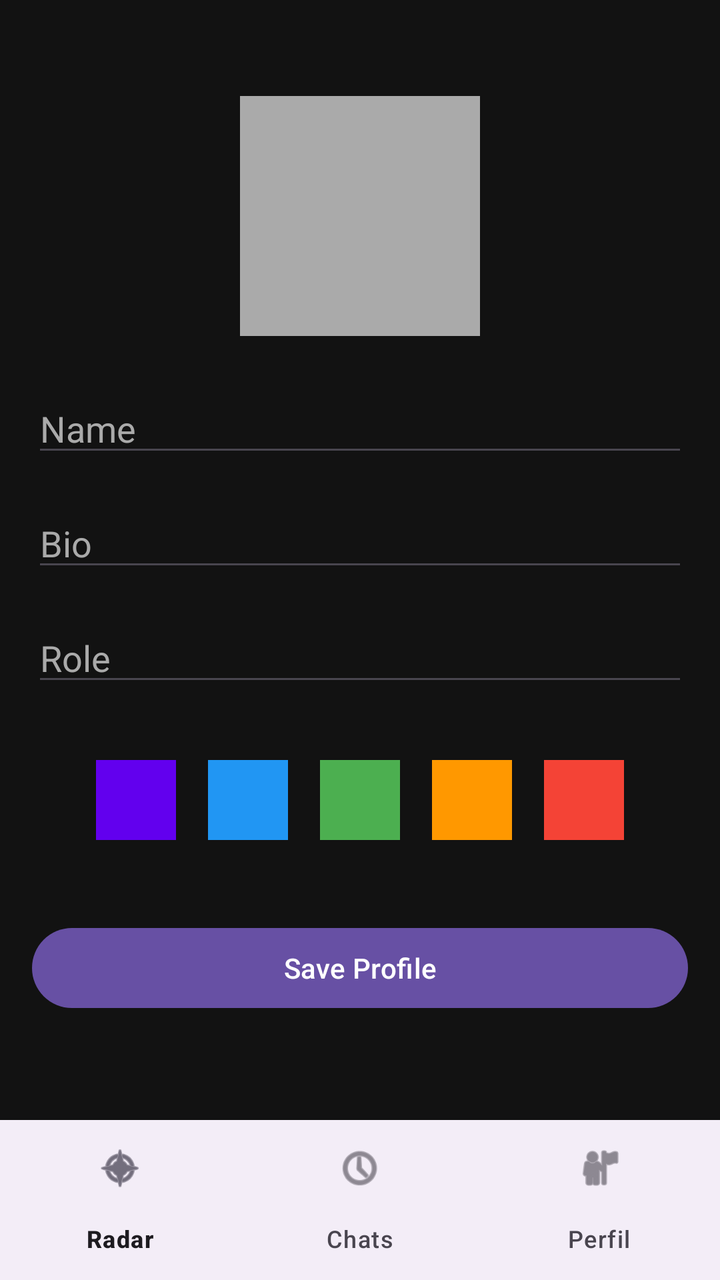
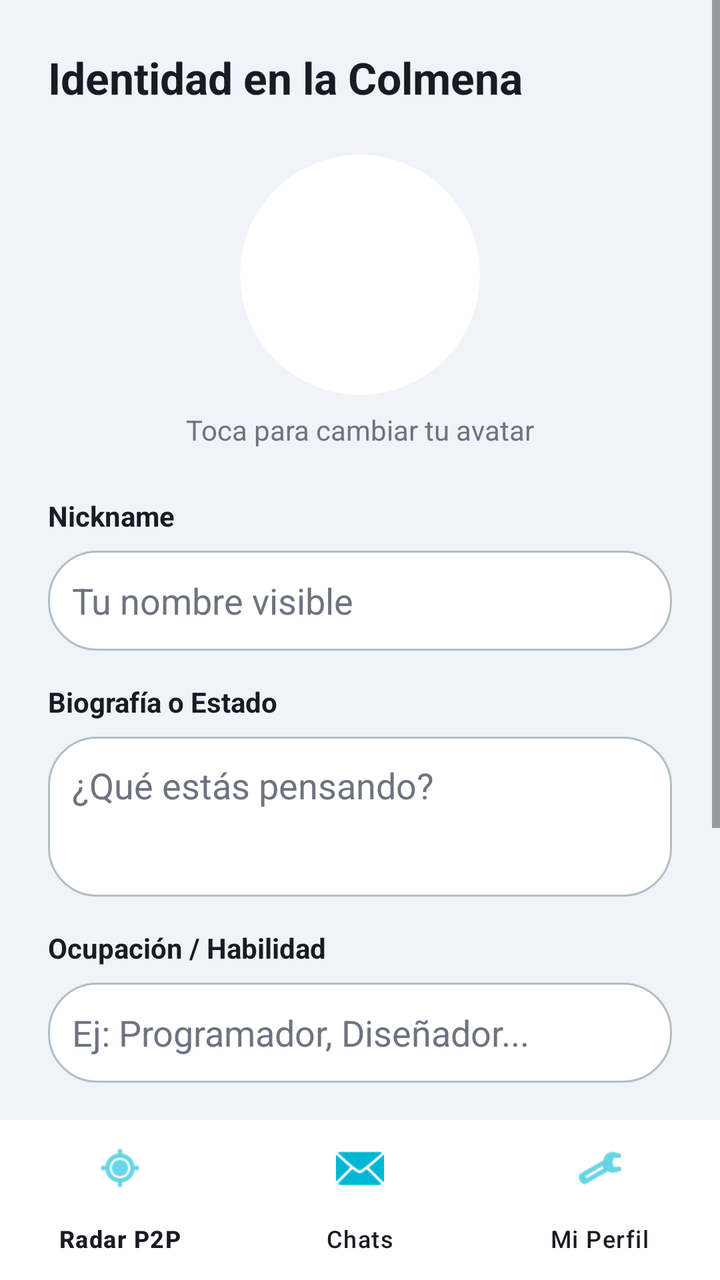

An Android layout rendered at two revisions. The XML below is the earlier revision; the diff shows what the commit changed to produce the second picture.
<!-- AndroidManifest.xml: application theme Theme.Nexu -->
<!-- res/layout/activity_profile.xml -->
<?xml version="1.0" encoding="utf-8"?>
<androidx.constraintlayout.widget.ConstraintLayout xmlns:android="http://schemas.android.com/apk/res/android"
    xmlns:app="http://schemas.android.com/apk/res-auto"
    android:layout_width="match_parent"
    android:layout_height="match_parent"
    android:background="#121212">

    <ScrollView
        android:layout_width="match_parent"
        android:layout_height="0dp"
        app:layout_constraintTop_toTopOf="parent"
        app:layout_constraintBottom_toTopOf="@id/bottom_navigation">

        <LinearLayout
            android:layout_width="match_parent"
            android:layout_height="wrap_content"
            android:orientation="vertical"
            android:padding="16dp"
            android:gravity="center_horizontal">

            <ImageView
                android:id="@+id/etAvatar"
                android:layout_width="120dp"
                android:layout_height="120dp"
                android:layout_marginTop="32dp"
                android:background="@android:color/darker_gray"
                android:scaleType="centerCrop" />

            <EditText
                android:id="@+id/etName"
                android:layout_width="match_parent"
                android:layout_height="wrap_content"
                android:layout_marginTop="24dp"
                android:hint="Name"
                android:textColor="#FFFFFF"
                android:textColorHint="#AAAAAA" />

            <EditText
                android:id="@+id/etBio"
                android:layout_width="match_parent"
                android:layout_height="wrap_content"
                android:layout_marginTop="16dp"
                android:hint="Bio"
                android:textColor="#FFFFFF"
                android:textColorHint="#AAAAAA" />

            <EditText
                android:id="@+id/etRole"
                android:layout_width="match_parent"
                android:layout_height="wrap_content"
                android:layout_marginTop="16dp"
                android:hint="Role"
                android:textColor="#FFFFFF"
                android:textColorHint="#AAAAAA" />

            <LinearLayout
                android:layout_width="wrap_content"
                android:layout_height="wrap_content"
                android:layout_marginTop="24dp"
                android:orientation="horizontal">

                <View
                    android:id="@+id/colorPurple"
                    android:layout_width="40dp"
                    android:layout_height="40dp"
                    android:layout_margin="8dp"
                    android:background="#FF6200EE" />

                <View
                    android:id="@+id/colorBlue"
                    android:layout_width="40dp"
                    android:layout_height="40dp"
                    android:layout_margin="8dp"
                    android:background="#2196F3" />

                <View
                    android:id="@+id/colorGreen"
                    android:layout_width="40dp"
                    android:layout_height="40dp"
                    android:layout_margin="8dp"
                    android:background="#4CAF50" />

                <View
                    android:id="@+id/colorOrange"
                    android:layout_width="40dp"
                    android:layout_height="40dp"
                    android:layout_margin="8dp"
                    android:background="#FF9800" />

                <View
                    android:id="@+id/colorRed"
                    android:layout_width="40dp"
                    android:layout_height="40dp"
                    android:layout_margin="8dp"
                    android:background="#F44336" />
            </LinearLayout>

            <Button
                android:id="@+id/btnSaveProfile"
                android:layout_width="match_parent"
                android:layout_height="wrap_content"
                android:layout_marginTop="32dp"
                android:text="Save Profile" />

        </LinearLayout>
    </ScrollView>

    <com.google.android.material.bottomnavigation.BottomNavigationView
        android:id="@+id/bottom_navigation"
        android:layout_width="match_parent"
        android:layout_height="wrap_content"
        app:menu="@menu/bottom_nav_menu"
        app:layout_constraintBottom_toBottomOf="parent" />

</androidx.constraintlayout.widget.ConstraintLayout>
<!-- resources referenced by this layout -->
<resources>
  <style name="Theme.Nexu" parent="Base.Theme.Nexu" />
  <style name="Base.Theme.Nexu" parent="Theme.Material3.DayNight.NoActionBar">
      </style>
</resources>

<!-- the commit's change to res/layout/activity_profile.xml (unified diff, before → after) -->
@@ -3,104 +3,144 @@
     xmlns:app="http://schemas.android.com/apk/res-auto"
     android:layout_width="match_parent"
     android:layout_height="match_parent"
-    android:background="#121212">
+    android:background="@color/background_main">
 
     <ScrollView
         android:layout_width="match_parent"
         android:layout_height="0dp"
+        android:fillViewport="true"
         app:layout_constraintTop_toTopOf="parent"
-        app:layout_constraintBottom_toTopOf="@id/bottom_navigation">
+        app:layout_constraintBottom_toTopOf="@+id/bottom_navigation">
 
         <LinearLayout
             android:layout_width="match_parent"
             android:layout_height="wrap_content"
             android:orientation="vertical"
-            android:padding="16dp"
-            android:gravity="center_horizontal">
+            android:padding="24dp">
+
+            <TextView
+                android:id="@+id/tvProfileTitle"
+                android:layout_width="match_parent"
+                android:layout_height="wrap_content"
+                android:text="Identidad en la Colmena"
+                android:textColor="@color/text_primary"
+                android:textSize="22sp"
+                android:textStyle="bold"
+                android:layout_marginBottom="24dp"/>
 
             <ImageView
                 android:id="@+id/etAvatar"
                 android:layout_width="120dp"
                 android:layout_height="120dp"
-                android:layout_marginTop="32dp"
-                android:background="@android:color/darker_gray"
-                android:scaleType="centerCrop" />
+                android:background="@drawable/circle_background"
+                android:backgroundTint="@color/surface_card"
+                android:scaleType="centerCrop"
+                android:layout_gravity="center"
+                android:layout_marginBottom="8dp"
+                android:clickable="true"
+                android:focusable="true"/>
+
+            <TextView
+                android:layout_width="wrap_content"
+                android:layout_height="wrap_content"
+                android:text="Toca para cambiar tu avatar"
+                android:textColor="@color/text_secondary"
+                android:layout_gravity="center"
+                android:layout_marginBottom="24dp"
+                android:textSize="14sp"/>
+
+            <TextView
+                android:layout_width="wrap_content"
+                android:layout_height="wrap_content"
+                android:text="Nickname"
+                android:textColor="@color/text_primary"
+                android:layout_marginBottom="8dp"
+                android:textStyle="bold"/>
 
             <EditText
                 android:id="@+id/etName"
                 android:layout_width="match_parent"
+                android:layout_height="50dp"
+                android:background="@drawable/edittext_rounded"
+                android:hint="Tu nombre visible"
+                android:textColorHint="@color/text_secondary"
+                android:textColor="@color/text_primary"
+                android:padding="12dp"
+                android:layout_marginBottom="16dp"/>
+
+            <TextView
+                android:layout_width="wrap_content"
                 android:layout_height="wrap_content"
-                android:layout_marginTop="24dp"
-                android:hint="Name"
-                android:textColor="#FFFFFF"
-                android:textColorHint="#AAAAAA" />
+                android:text="Biografía o Estado"
+                android:textColor="@color/text_primary"
+                android:layout_marginBottom="8dp"
+                android:textStyle="bold"/>
 
             <EditText
                 android:id="@+id/etBio"
                 android:layout_width="match_parent"
                 android:layout_height="wrap_content"
-                android:layout_marginTop="16dp"
-                android:hint="Bio"
-                android:textColor="#FFFFFF"
-                android:textColorHint="#AAAAAA" />
+                android:minHeight="80dp"
+                android:background="@drawable/edittext_rounded"
+                android:gravity="top|start"
+                android:hint="¿Qué estás pensando?"
+                android:textColorHint="@color/text_secondary"
+                android:textColor="@color/text_primary"
+                android:padding="12dp"
+                android:inputType="textMultiLine"
+                android:layout_marginBottom="16dp"/>
+
+            <TextView
+                android:layout_width="wrap_content"
+                android:layout_height="wrap_content"
+                android:text="Ocupación / Habilidad"
+                android:textColor="@color/text_primary"
+                android:layout_marginBottom="8dp"
+                android:textStyle="bold"/>
 
             <EditText
                 android:id="@+id/etRole"
                 android:layout_width="match_parent"
+                android:layout_height="50dp"
+                android:background="@drawable/edittext_rounded"
+                android:hint="Ej: Programador, Diseñador..."
+                android:textColorHint="@color/text_secondary"
+                android:textColor="@color/text_primary"
+                android:padding="12dp"
+                android:layout_marginBottom="24dp"/>
+
+            <TextView
+                android:layout_width="wrap_content"
                 android:layout_height="wrap_content"
-                android:layout_marginTop="16dp"
-                android:hint="Role"
-                android:textColor="#FFFFFF"
-                android:textColorHint="#AAAAAA" />
+                android:text="Color de Nodo (Aura)"
+                android:textColor="@color/text_primary"
+                android:layout_marginBottom="12dp"
+                android:textStyle="bold"/>
 
             <LinearLayout
-                android:layout_width="wrap_content"
+                android:layout_width="match_parent"
                 android:layout_height="wrap_content"
-                android:layout_marginTop="24dp"
-                android:orientation="horizontal">
+                android:orientation="horizontal"
+                android:gravity="center"
+                android:layout_marginBottom="32dp">
 
-                <View
-                    android:id="@+id/colorPurple"
-                    android:layout_width="40dp"
-                    android:layout_height="40dp"
-                    android:layout_margin="8dp"
-                    android:background="#FF6200EE" />
-
-                <View
-                    android:id="@+id/colorBlue"
-                    android:layout_width="40dp"
-                    android:layout_height="40dp"
-                    android:layout_margin="8dp"
-                    android:background="#2196F3" />
-
-                <View
-                    android:id="@+id/colorGreen"
-                    android:layout_width="40dp"
-                    android:layout_height="40dp"
-                    android:layout_margin="8dp"
-                    android:background="#4CAF50" />
-
-                <View
-                    android:id="@+id/colorOrange"
-                    android:layout_width="40dp"
-                    android:layout_height="40dp"
-                    android:layout_margin="8dp"
-                    android:background="#FF9800" />
-
-                <View
-                    android:id="@+id/colorRed"
-                    android:layout_width="40dp"
-                    android:layout_height="40dp"
-                    android:layout_margin="8dp"
-                    android:background="#F44336" />
+                <View android:id="@+id/colorPurple" android:layout_width="45dp" android:layout_height="45dp" android:background="@drawable/circle_background" android:backgroundTint="#FF6200EE" android:layout_marginEnd="8dp" android:alpha="0.3"/>
+                <View android:id="@+id/colorBlue" android:layout_width="45dp" android:layout_height="45dp" android:background="@drawable/circle_background" android:backgroundTint="#2196F3" android:layout_marginEnd="8dp" android:alpha="0.3"/>
+                <View android:id="@+id/colorCyan" android:layout_width="45dp" android:layout_height="45dp" android:background="@drawable/circle_background" android:backgroundTint="#00BCD4" android:layout_marginEnd="8dp" android:alpha="0.3"/>
+                <View android:id="@+id/colorGreen" android:layout_width="45dp" android:layout_height="45dp" android:background="@drawable/circle_background" android:backgroundTint="#4CAF50" android:layout_marginEnd="8dp" android:alpha="0.3"/>
+                <View android:id="@+id/colorOrange" android:layout_width="45dp" android:layout_height="45dp" android:background="@drawable/circle_background" android:backgroundTint="#FF9800" android:layout_marginEnd="8dp" android:alpha="0.3"/>
+                <View android:id="@+id/colorRed" android:layout_width="45dp" android:layout_height="45dp" android:background="@drawable/circle_background" android:backgroundTint="#F44336" android:alpha="0.3"/>
             </LinearLayout>
 
             <Button
                 android:id="@+id/btnSaveProfile"
                 android:layout_width="match_parent"
-                android:layout_height="wrap_content"
-                android:layout_marginTop="32dp"
-                android:text="Save Profile" />
+                android:layout_height="60dp"
+                android:text="Guardar Identidad"
+                android:background="@drawable/button_rounded"
+                android:backgroundTint="@color/primary_color"
+                android:textColor="#FFFFFF"
+                android:textStyle="bold"/>
 
         </LinearLayout>
     </ScrollView>
@@ -109,7 +149,10 @@
         android:id="@+id/bottom_navigation"
         android:layout_width="match_parent"
         android:layout_height="wrap_content"
-        app:menu="@menu/bottom_nav_menu"
-        app:layout_constraintBottom_toBottomOf="parent" />
+        android:background="@color/surface_card"
+        app:itemIconTint="@color/primary_color"
+        app:itemTextColor="@color/text_primary"
+        app:layout_constraintBottom_toBottomOf="parent"
+        app:menu="@menu/menu_main" />
 
 </androidx.constraintlayout.widget.ConstraintLayout>
<!-- resource entries referenced after the edit -->
@@ -1,6 +1,34 @@
 <!-- resources referenced by this layout -->
 <resources>
+  <color name="background_main">#F0F3F8</color>
+  <color name="primary_color">#00B8D4</color>
+  <color name="surface_card">#FFFFFF</color>
+  <color name="text_primary">#1A1A24</color>
+  <color name="text_secondary">#6E7381</color>
+  <!-- drawable button_rounded (drawable) -->
+  <?xml version="1.0" encoding="utf-8"?>
+  <shape xmlns:android="http://schemas.android.com/apk/res/android"
+      android:shape="rectangle">
+      <corners android:radius="24dp" />
+      <solid android:color="@color/button_bg" />
+  </shape>
+  <!-- drawable circle_background (drawable) -->
+  <?xml version="1.0" encoding="utf-8"?>
+  <shape xmlns:android="http://schemas.android.com/apk/res/android"
+      android:shape="oval">
+      <solid android:color="#FFFFFF" />
+  </shape>
+  <!-- drawable edittext_rounded (drawable) -->
+  <?xml version="1.0" encoding="utf-8"?>
+  <shape xmlns:android="http://schemas.android.com/apk/res/android">
+      <solid android:color="@color/input_bg" />
+      <stroke android:width="1dp" android:color="@color/input_border" />
+      <corners android:radius="24dp" />
+  </shape>
   <style name="Theme.Nexu" parent="Base.Theme.Nexu" />
+  <color name="button_bg">#00B8D4</color>
+  <color name="input_bg">#FFFFFF</color>
+  <color name="input_border">#B0BEC5</color>
   <style name="Base.Theme.Nexu" parent="Theme.Material3.DayNight.NoActionBar">
       </style>
 </resources>
